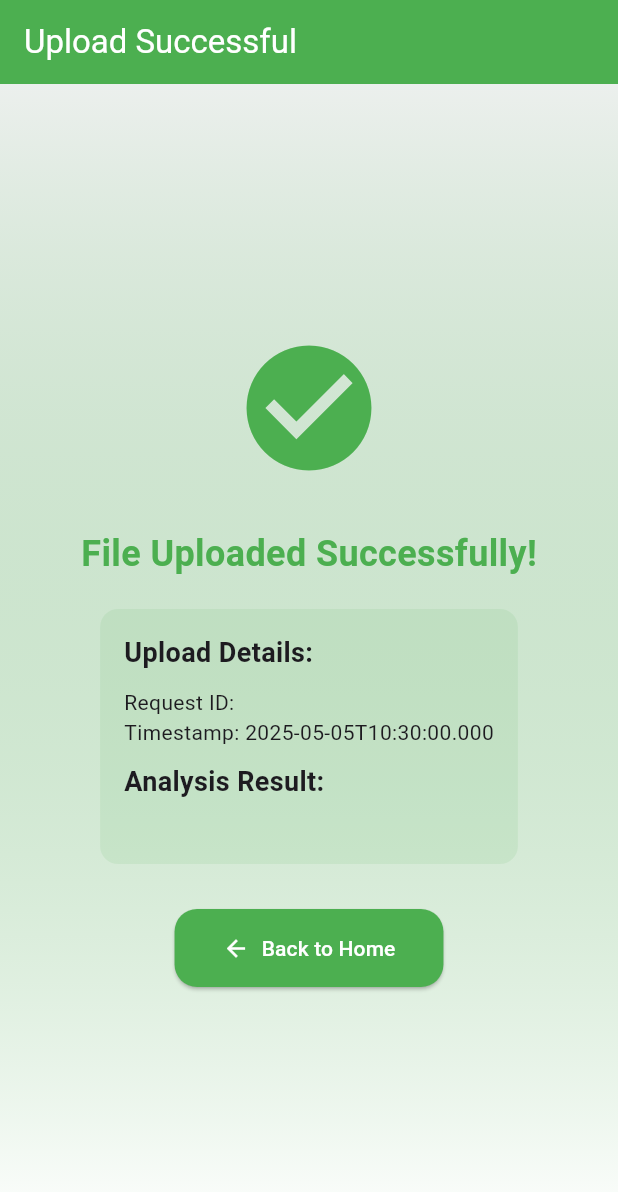
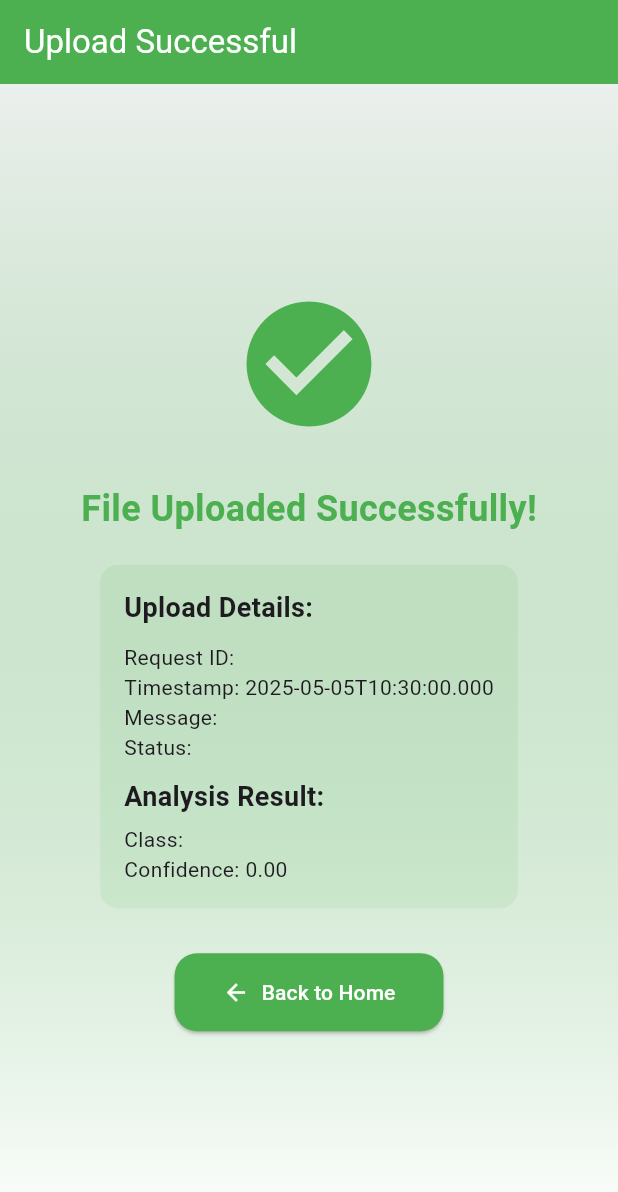
Before and after one commit to geopaul343/audiochoosefile, a Flutter app: the UploadSuccessScreen screen opened directly with empty values, on a phone screen of 412 x 824 dp. Shown: the top 1192 px of the screen. Run offline on Flutter 3.47's test engine with Material 3 defaults, Android fonts, the phone set to English and light mode, and no system bars; our stand-ins replace dio, file_picker, firebase_auth, firebase_core, google_sign_in; accounts and stored records are empty.

Commit message:
result printed successfully

```diff
--- a/lib/screens/upload_success_screen.dart
+++ b/lib/screens/upload_success_screen.dart
@@ -48,6 +48,47 @@ class UploadSuccessScreen extends StatelessWidget {
                   ),
                 ),
                 const SizedBox(height: 20),
+                // Container(
+                //   padding: const EdgeInsets.all(16),
+                //   decoration: BoxDecoration(
+                //     color: Colors.green.withOpacity(0.1),
+                //     borderRadius: BorderRadius.circular(12),
+                //   ),
+                //   child: Column(
+                //     crossAxisAlignment: CrossAxisAlignment.start,
+                //     children: [
+                //       const Text(
+                //         'Upload Details:',
+                //         style: TextStyle(
+                //           fontSize: 18,
+                //           fontWeight: FontWeight.bold,
+                //         ),
+                //       ),
+                //       const SizedBox(height: 10),
+
+
+                //       Text('Request ID: ${uploadResult['requestId'] ?? 'N/A'}'),
+                //       Text('Timestamp: ${uploadResult['timestamp'] ?? 'N/A'}'),
+                //       if (uploadResult['result'] != null) ...[
+                //         const SizedBox(height: 10),
+                //         const Text(
+                //           'Analysis Result:',
+                //           style: TextStyle(
+                //             fontSize: 18,
+                //             fontWeight: FontWeight.bold,
+                //           ),
+                //         ),
+                //         const SizedBox(height: 5),
+                //         Text(uploadResult['result'].toString()),
+                //       ],
+                //     ],
+                //   ),
+                // ),
+
+
+
+
+
               Container(
   padding: const EdgeInsets.all(16),
   decoration: BoxDecoration(
@@ -65,9 +106,13 @@ class UploadSuccessScreen extends StatelessWidget {
         ),
       ),
       const SizedBox(height: 10),
+
       Text('Request ID: ${uploadResult['requestId'] ?? 'N/A'}'),
       Text('Timestamp: ${uploadResult['timestamp'] ?? 'N/A'}'),
-                      if (uploadResult['result'] != null) ...[
+      Text('Message: ${uploadResult['message'] ?? 'N/A'}'),
+      Text('Status: ${uploadResult['status'] ?? 'N/A'}'),
+
+      if (uploadResult['prediction'] != null) ...[
         const SizedBox(height: 10),
         const Text(
           'Analysis Result:',
@@ -77,11 +122,15 @@ class UploadSuccessScreen extends StatelessWidget {
           ),
         ),
         const SizedBox(height: 5),
-                        Text(uploadResult['result'].toString()),
+        Text('Class: ${uploadResult['prediction']['className'] ?? 'N/A'}'),
+        Text(
+          'Confidence: ${(double.tryParse(uploadResult['prediction']['confidence'].toString()) ?? 0.0).toStringAsFixed(2)}',
+        ),
       ],
     ],
   ),
 ),
+
                 const SizedBox(height: 30),
                 ElevatedButton.icon(
                   onPressed: () {
```
Also changed, not shown: lib/screens/upload.dart (deleted, +0 -16 lines), lib/services/audio_service.dart (+12 -21 lines), lib/services/auth_service.dart (+1 -60 lines). Lines whose indentation alone changed are shown as unchanged.
